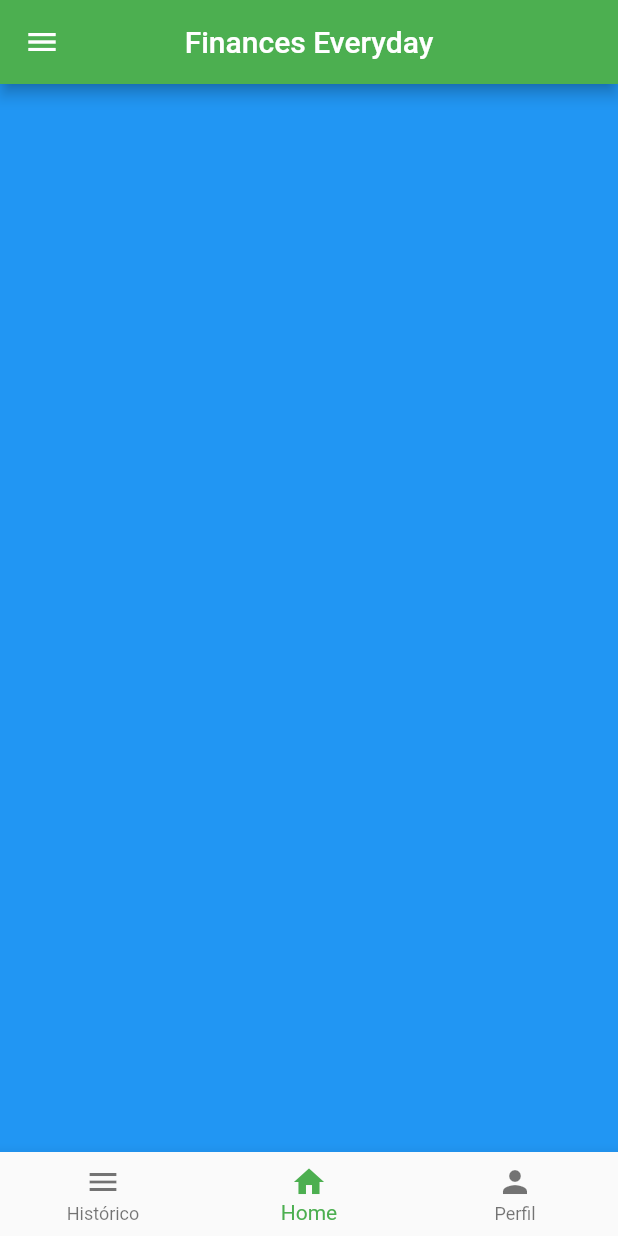
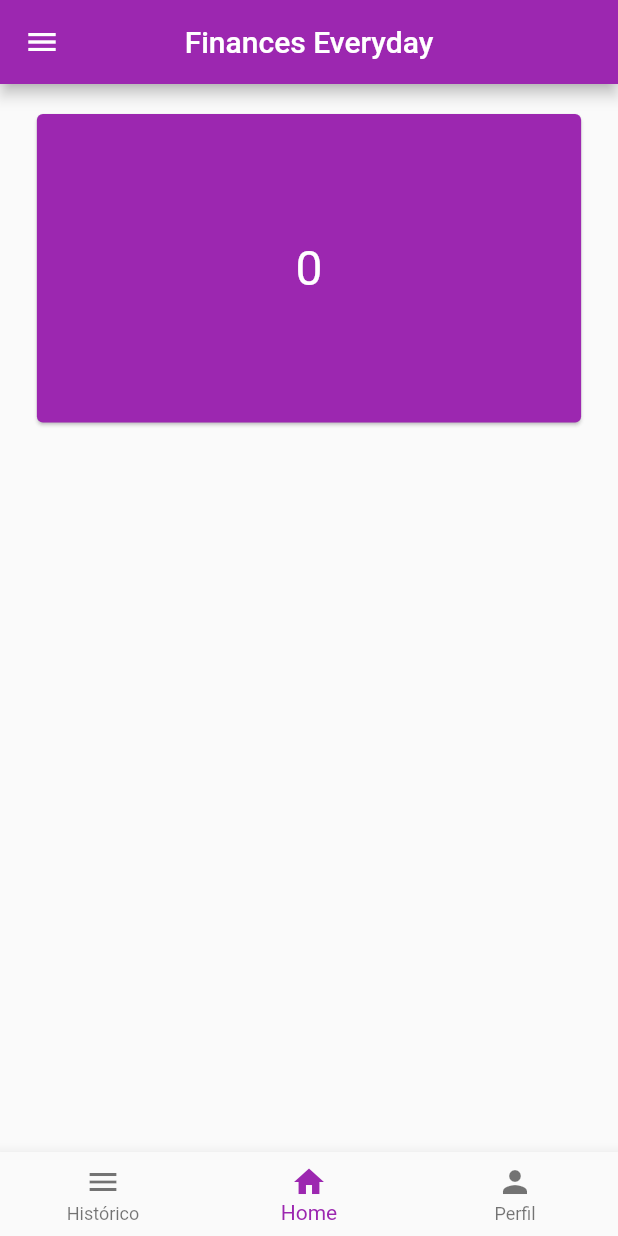
Before and after one commit to JordanElizeu/ControleDeFinancasFlutter, a Flutter app: the screen it shows after launch, swiped to page 2, on a phone screen of 412 x 824 dp. Run offline on Flutter 3.47's test engine with Material 2 defaults, Android fonts, the phone set to English and light mode, and no system bars; our stand-ins replace get.

Commit message:
Criando a page initial

```diff
--- a/lib/main.dart
+++ b/lib/main.dart
@@ -11,7 +11,7 @@ class MyApp extends StatelessWidget {
   Widget build(BuildContext context) {
     return GetMaterialApp(
       theme: ThemeData(
-        primarySwatch: Colors.green,
+        primarySwatch: Colors.purple,
       ),
       home: Home(),
     );
--- a/lib/ui/home/widgets/widget_body.dart
+++ b/lib/ui/home/widgets/widget_body.dart
@@ -1,4 +1,5 @@
 import 'package:app_financeiro/controller/home_controller.dart';
+import 'package:app_financeiro/ui/initial/page_initial.dart';
 import 'package:flutter/cupertino.dart';
 import 'package:flutter/material.dart';
 
@@ -6,8 +7,8 @@ Widget bodyHome(){
   return PageView(
     controller: HomeController.pageController,
     children: [
-      Container(color: Colors.red,),
       Container(color: Colors.blue,),
+      PageInitial(),
       Container(color: Colors.black,),
     ],
   );
--- a/lib/ui/home/widgets/widget_navigationbar.dart
+++ b/lib/ui/home/widgets/widget_navigationbar.dart
@@ -11,7 +11,7 @@ Widget navigationBar() {
             onTap: (index) {
               HomeController.pageController.jumpToPage(index);
             },
-            currentIndex: HomeController.pageController?.page?.round() ?? 0,
+            currentIndex: HomeController.pageController?.page?.round() ?? 1,
             items: [
               BottomNavigationBarItem(icon: Icon(Icons.menu), label: 'Histórico'),
               BottomNavigationBarItem(icon: Icon(Icons.home), label: 'Home'),
--- /dev/null
+++ b/lib/ui/initial/page_initial.dart
@@ -0,0 +1,35 @@
+import 'package:flutter/cupertino.dart';
+import 'package:flutter/material.dart';
+
+class PageInitial extends StatelessWidget {
+  @override
+  Widget build(BuildContext context) {
+    return LayoutBuilder(
+      builder: (_, constraints) {
+        return Column(
+          children: [
+            Padding(
+              padding: const EdgeInsets.all(16.0),
+              child: Container(
+                height: constraints.maxHeight * 0.30,
+                width: constraints.maxWidth * 0.90,
+                child: Card(
+                  color: Colors.purple,
+                  child: Center(
+                    child: Text(
+                      '0',
+                      style: TextStyle(
+                        color: Colors.white,
+                        fontSize: 32.0
+                      ),
+                    ),
+                  ),
+                ),
+              ),
+            ),
+          ],
+        );
+      },
+    );
+  }
+}
```
